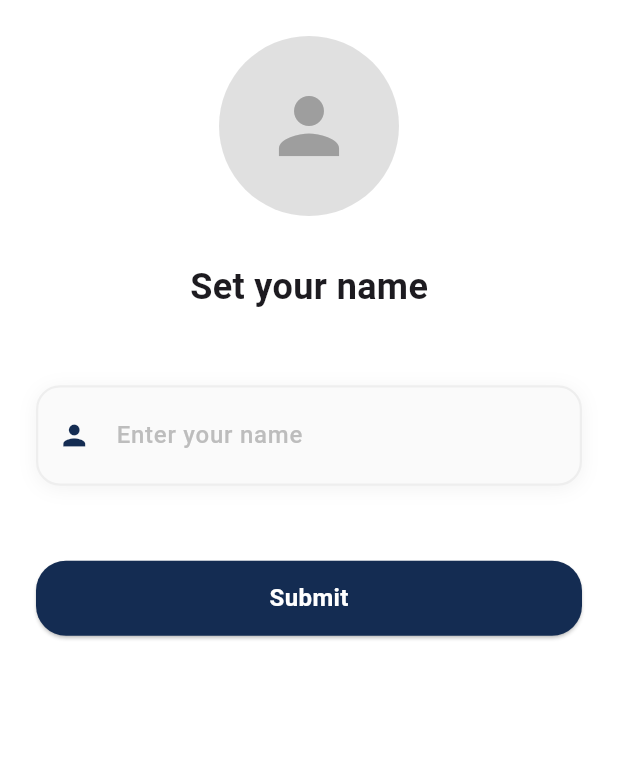
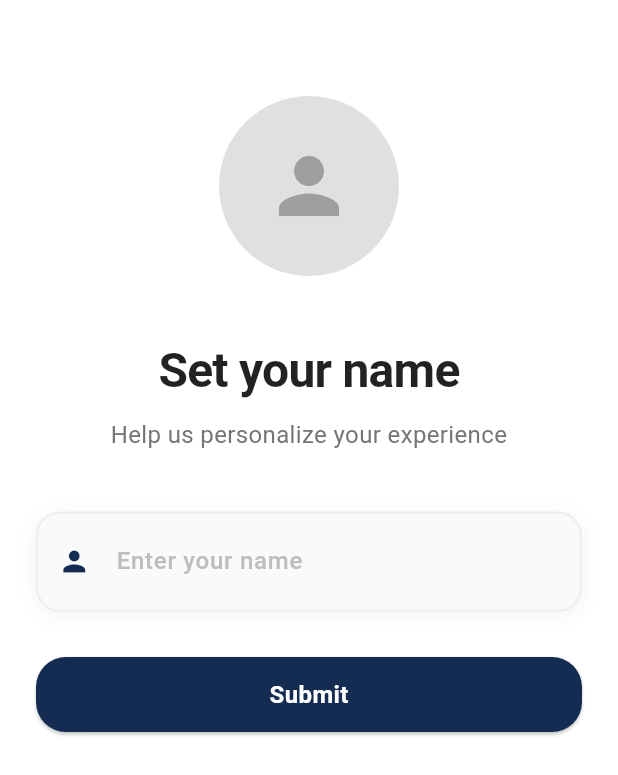
Before and after one commit to Quokka-Labs-LLP/clear-visit-flutter, a Flutter app: the SetupUserPage screen opened by its route, on a phone screen of 412 x 824 dp. Shown: the top 775 px of the screen. Run offline on Flutter 3.47's test engine with Material 3 defaults, Android fonts, the phone set to English and light mode, and no system bars; our stand-ins replace another_flushbar, cloud_firestore, dio, equatable, firebase_auth, firebase_core and 19 more; missing offline and left inert: ffmpeg_kit_flutter_new, firebase_app_check, lifecycle, ql_logger_flutter, record; accounts and stored records are empty.

```diff
--- /dev/null
+++ b/flutter_launcher_icons.yaml
@@ -0,0 +1,4 @@
+flutter_icons:
+  android: "launcher_icon"
+  ios: true
+  image_path: "assets/images/splash_logo.png"
--- a/lib/src/features/auth/data/repo_impl/auth_repo_impl.dart
+++ b/lib/src/features/auth/data/repo_impl/auth_repo_impl.dart
@@ -63,7 +63,7 @@ class AuthRepoImpl extends AuthRepo {
 
       await signIn.initialize(
         clientId: Platform.isIOS ? '124980859440-93hlikit5q9a25ffbjhcas3utf1rm6fq.apps.googleusercontent.com':null,
-        serverClientId: Platform.isIOS ? null:"113312680290266458742",
+        serverClientId: Platform.isIOS ? null:"124980859440-5p2q3709gq7a3n2foo5v55surabttaot.apps.googleusercontent.com",
       );
       // Set up authentication event listener
       final GoogleSignInAccount account = await signIn.authenticate();
--- a/lib/src/features/auth/presentation/view/setup_user_page.dart
+++ b/lib/src/features/auth/presentation/view/setup_user_page.dart
@@ -2,9 +2,9 @@ import 'package:flutter/material.dart';
 import 'package:flutter_bloc/flutter_bloc.dart';
 import 'package:go_router/go_router.dart';
 
-import '../../../../app/router/route_const.dart';
+import '../../../../services/service_locator.dart';
+import '../../../../shared/services/snackbar_service.dart';
 import '../../../../shared/utilities/event_status.dart';
-import '../../../../shared/utilities/responsive _constants.dart';
 import '../../../../shared/widgets/common_button.dart';
 import '../../../../shared/widgets/custom_text_field.dart';
 import '../bloc/auth_bloc.dart';
@@ -31,8 +31,8 @@ class _SetupUserPageState extends State<SetupUserPage> {
   void _handleSubmit() {
     final name = _nameController.text.trim();
     if (name.isEmpty) {
-      ScaffoldMessenger.of(context).showSnackBar(
-        const SnackBar(content: Text('Please enter your name')),
+      serviceLocator<SnackBarService>().showWarning(
+        message: 'Please enter your name',
       );
       return;
     }
@@ -48,7 +48,12 @@ class _SetupUserPageState extends State<SetupUserPage> {
 
   @override
   Widget build(BuildContext context) {
-    return Scaffold(
+    return GestureDetector(
+      onTap: () {
+        FocusScope.of(context).unfocus(); // Dismiss keyboard on tap outside
+      },
+      child: Scaffold(
+        // resizeToAvoidBottomInset: true,
         body: BlocConsumer<AuthBloc, AuthState>(
             listener: (context, state) {
               if (state.name != null && state.name!.isNotEmpty) {
@@ -60,11 +65,8 @@ class _SetupUserPageState extends State<SetupUserPage> {
                   state.setNameStatus = StateNotLoaded();
 
               } else if (state.setNameStatus is StateFailed) {
-              ScaffoldMessenger.of(context).showSnackBar(
-                const SnackBar(
-                  content: Text('Something went wrong while setting your name'),
-                  backgroundColor: Colors.red,
-                ),
+                serviceLocator<SnackBarService>().showError(
+                  message: 'Something went wrong while setting your name',
                 );
               }
             },
@@ -72,13 +74,19 @@ class _SetupUserPageState extends State<SetupUserPage> {
               return Stack(
                 children: [
                   SafeArea(
+                    child: SingleChildScrollView(
+                      reverse: true,
                       child: Container(
                         padding: const EdgeInsets.all(24),
                         width: double.infinity,
-                    alignment: Alignment.center,
+
                         child: Column(
+                          children: [
+                            // Top section with image and title
+                            Column(
                               crossAxisAlignment: CrossAxisAlignment.center,
                               children: [
+                                const SizedBox(height: 40),
                                 // Placeholder network image
                                 Container(
                                   width: 120,
@@ -93,12 +101,35 @@ class _SetupUserPageState extends State<SetupUserPage> {
                                     color: Colors.grey,
                                   ),
                                 ),
-                        const SizedBox(height: 30),
+                                const SizedBox(height: 40),
+                                // Beautiful title
                                 const Text(
                                   "Set your name",
-                          style: TextStyle(fontSize: 24, fontWeight: FontWeight.bold),
+                                  textAlign: TextAlign.center,
+                                  style: TextStyle(
+                                    fontSize: 32,
+                                    fontWeight: FontWeight.w700,
+                                    color: Colors.black87,
+                                    letterSpacing: -0.5,
                                   ),
-                        SizedBox(height: rpHeight(context, 50)),
+                                ),
+                                const SizedBox(height: 8),
+                                Text(
+                                  "Help us personalize your experience",
+                                  textAlign: TextAlign.center,
+                                  style: TextStyle(
+                                    fontSize: 16,
+                                    fontWeight: FontWeight.w400,
+                                    color: Colors.grey[600],
+                                  ),
+                                ),
+                                const SizedBox(height: 40),
+
+                              ],
+                            ),
+                            // Bottom section with input and button
+                            Column(
+                              children: [
                                 CustomTextField(
                                   controller: _nameController,
                                   focusNode: focusNode,
@@ -108,7 +139,7 @@ class _SetupUserPageState extends State<SetupUserPage> {
                                   isEnabled: true,
                                   isReadOnly: false,
                                 ),
-                        const SizedBox(height: 50),
+                                const SizedBox(height: 30),
                                 BlocBuilder<AuthBloc, AuthState>(
                                   builder: (context, state) {
                                     return CommonButton(
@@ -124,11 +155,14 @@ class _SetupUserPageState extends State<SetupUserPage> {
                                 ),
                               ],
                             ),
+                          ],
+                        ),
+                      ),
                     ),
                   ),
                   // Loading overlay
                   if (state.setNameStatus is StateLoading) Container(
-                  color: Colors.black.withOpacity(0.3),
+                    color: Colors.black.withValues(alpha: 0.3),
                     child: const Center(
                       child: CircularProgressIndicator(
                         valueColor: AlwaysStoppedAnimation<Color>(Colors.black),
@@ -139,6 +173,7 @@ class _SetupUserPageState extends State<SetupUserPage> {
               );
             }
         ),
+      ),
     );
   }
 }
--- a/lib/src/features/profile/data/model/doctor_model.dart
+++ b/lib/src/features/profile/data/model/doctor_model.dart
@@ -51,7 +51,7 @@ class DoctorModel {
       id: id ?? this.id,
       name: name ?? this.name,
       specialization: specialization ?? this.specialization,
-      location: location ?? this.location,
+      location: location,
       patientId: patientId ?? this.patientId,
       createdAt: createdAt ?? this.createdAt,
     );
--- a/lib/src/services/service_locator.dart
+++ b/lib/src/services/service_locator.dart
@@ -15,6 +15,7 @@ import '../features/profile/data/repo_impl/profile_repo_impl.dart';
 import '../features/profile/domain/repo/profile_repo.dart';
 import '../shared_pref_services/shared_pref_base_service.dart';
 import '../shared_pref_services/shared_pref_service.dart';
+import '../shared/services/snackbar_service.dart';
 import 'api_services/dio_client.dart';
 
 final serviceLocator = GetIt.instance;
@@ -32,6 +33,7 @@ Future<void> init() async {
   serviceLocator.registerLazySingleton<FirebaseStorage>(() => FirebaseStorage.instance);
   serviceLocator.registerLazySingleton<FirebaseAuth>(() => FirebaseAuth.instance);
   serviceLocator.registerLazySingleton<AuthBloc>(() => AuthBloc());
+  serviceLocator.registerLazySingleton<SnackBarService>(() => SnackBarService.instance);
 }
 
 void disposeServices() {
```
Also changed, not shown: lib/main.dart (+7 -1 lines), lib/src/features/auth/presentation/view/onboarding_succes_page.dart (+16 -0 lines), lib/src/features/auth/presentation/view/sign_in_screen.dart (+5 -5 lines), lib/src/features/home/data/repo_impl/summary_repo_impl.dart (+22 -22 lines), lib/src/features/home/presentation/view/home_page.dart (+13 -9 lines), lib/src/features/home/presentation/view/recording_page.dart (+6 -4 lines), lib/src/features/home/presentation/view/summary_screen.dart (+56 -53 lines), lib/src/features/profile/presentation/bloc/view/pages/add_doctor_page.dart (+105 -43 lines), lib/src/features/profile/presentation/bloc/view/pages/doctors_listing_page.dart (+4 -7 lines), lib/src/features/profile/presentation/bloc/view/pages/profile_page.dart (+21 -20 lines), pubspec.yaml (+10 -4 lines), assets/images/branding.png (deleted), assets/images/splash_logo.png, lib/firebase_options.dart, 58 other files. Lines whose indentation alone changed are shown as unchanged.
